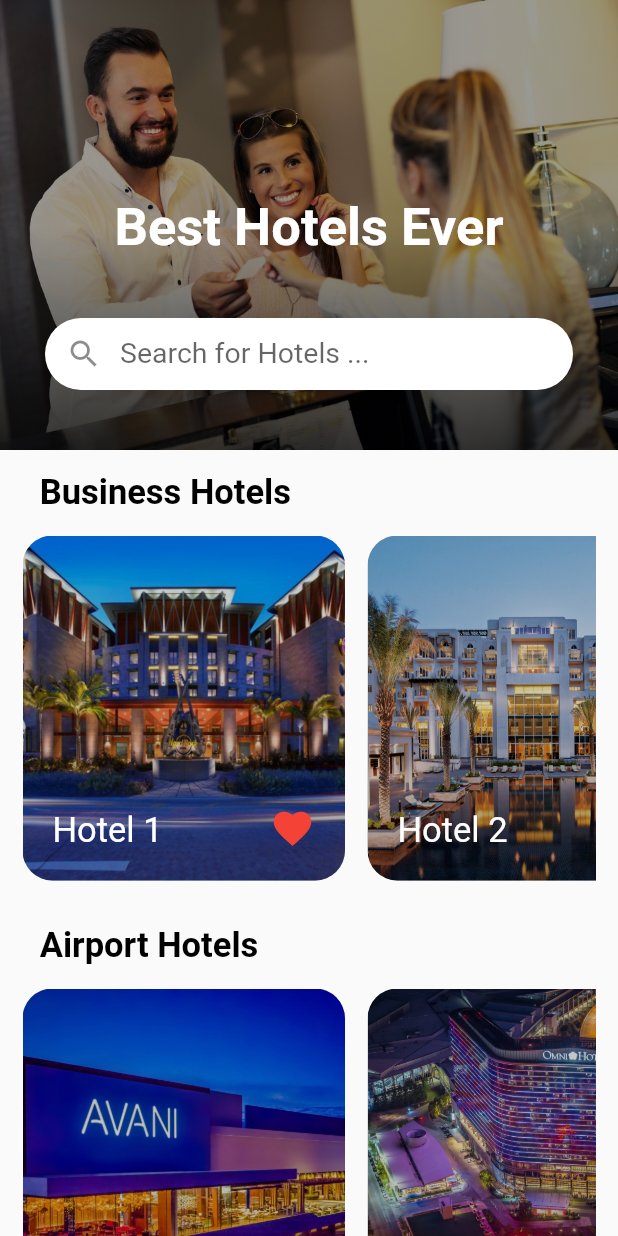
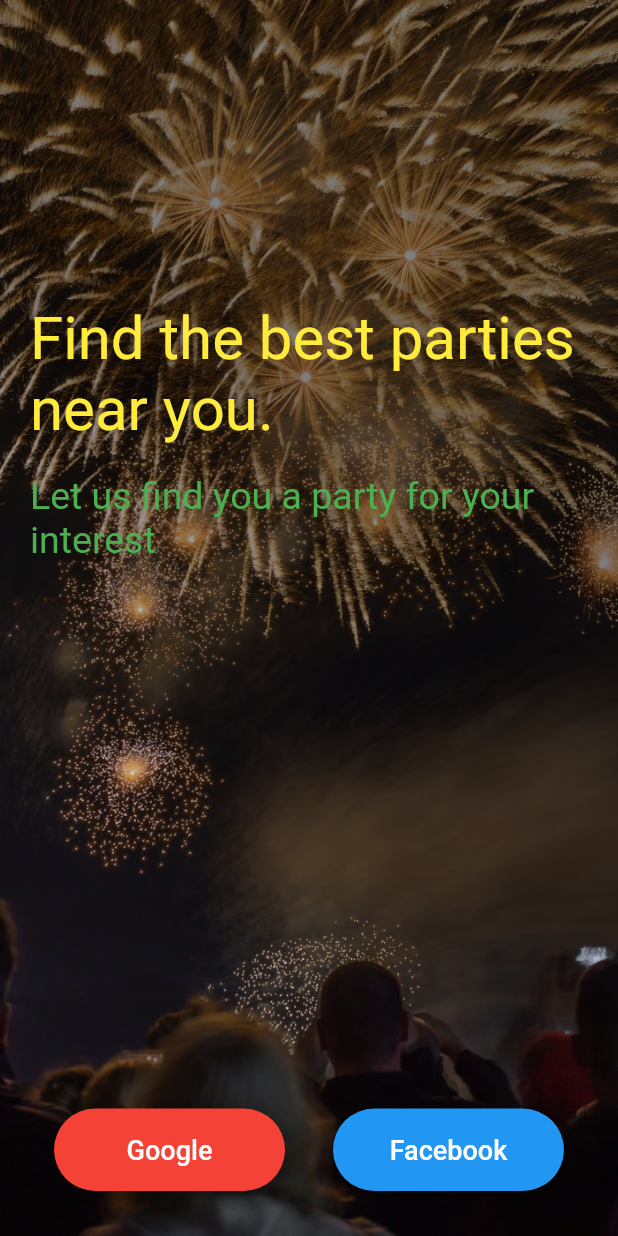
Before and after one commit to Zikrulloh0405/fifth_module_project, a Flutter app: the screen it shows after launch, on a phone screen of 412 x 824 dp. Run offline on Flutter 3.47's test engine with Material 3 defaults, Android fonts, the phone set to English and light mode, and no system bars; our stand-ins replace simple_animations.

Commit message:
party_page_commiy

```diff
--- /dev/null
+++ b/lib/animations/fade_animation.dart
@@ -0,0 +1,30 @@
+import 'package:flutter/material.dart';
+import 'package:simple_animations/simple_animations.dart';
+
+class FadeAnimation extends StatelessWidget {
+  const FadeAnimation({super.key, required this.delay, required this.child});
+
+  final double delay;
+  final Widget child;
+  @override
+  Widget build(BuildContext context) {
+    final tween = MovieTween()
+      ..tween('opacity', Tween(begin: 0.0, end: 1.0),
+              duration: const Duration(milliseconds: 500))
+          .thenTween('y', Tween(begin: -30.0, end: 0.0),
+              duration: const Duration(milliseconds: 500),
+              curve: Curves.easeOut);
+
+    return PlayAnimationBuilder<Movie>(
+      delay: Duration(milliseconds: (500 * delay).round()),
+      duration: tween.duration,
+      tween: tween,
+      child: child,
+      builder: (context, value, child) => Opacity(
+        opacity: value.get("opacity"),
+        child: Transform.translate(
+            offset: Offset(0, value.get("y")), child: child),
+      ),
+    );
+  }
+}
--- a/lib/main.dart
+++ b/lib/main.dart
@@ -1,4 +1,5 @@
 import 'package:fifth_module_project/pages/hotel_ui_page.dart';
+import 'package:fifth_module_project/pages/party_ui.dart';
 import 'package:flutter/material.dart';
 
 void main() {
@@ -12,14 +13,10 @@
   Widget build(BuildContext context) {
     return MaterialApp(
       debugShowCheckedModeBanner: false,
-      theme: ThemeData(
-        useMaterial3: false
-      ),
+      theme: ThemeData(useMaterial3: false),
       title: 'Fifth Module',
-      home: const HotelsPageUI(),
-      routes: {
-        HotelsPageUI.id :(context) => const HotelsPageUI()
-      },
+      home: PartyUIPage(),
+      routes: {HotelsPageUI.id: (context) => const HotelsPageUI()},
     );
   }
 }
--- /dev/null
+++ b/lib/pages/party_ui.dart
@@ -0,0 +1,105 @@
+import 'package:fifth_module_project/animations/fade_animation.dart';
+import 'package:fifth_module_project/widgets/register_page_widgets.dart';
+import 'package:fifth_module_project/widgets/widgets.dart';
+import 'package:flutter/material.dart';
+
+class PartyUIPage extends StatefulWidget {
+  const PartyUIPage({super.key});
+
+  @override
+  State<StatefulWidget> createState() => _PartyUIPageState();
+}
+
+class _PartyUIPageState extends State<PartyUIPage> {
+  bool isLoginned = false;
+
+  @override
+  Widget build(BuildContext context) {
+    return Scaffold(
+      body: Container(
+        height: double.infinity,
+        width: double.infinity,
+        decoration: const BoxDecoration(
+            image: DecorationImage(
+                image: AssetImage("assets/images/im_party.jpeg"),
+                fit: BoxFit.cover)),
+        child: Container(
+          decoration: BoxDecoration(
+              gradient: LinearGradient(begin: Alignment.bottomCenter, colors: [
+            Colors.black.withOpacity(.1),
+            Colors.black.withOpacity(.2),
+            Colors.black.withOpacity(.5),
+          ])),
+          child: Padding(
+            padding: const EdgeInsets.all(20),
+            child: Column(
+              mainAxisAlignment: MainAxisAlignment.end,
+              children: [
+                const Spacer(),
+                FadeAnimation(
+                  delay: 1,
+                  child: text(
+                    'Find the best parties near you.',
+                    Colors.yellow,
+                    fontSize: 40,
+                  ),
+                ),
+                space(true, 20),
+                FadeAnimation(
+                  delay: 1.5,
+                  child: text(
+                      "Let us find you a party for your interest", Colors.green,
+                      fontSize: 25, fontWeight: FontWeight.w400),
+                ),
+                const Spacer(),
+                const Spacer(),
+                isLoginned
+                    ? FadeAnimation(
+                        delay: 1.8,
+                        child: _button(
+                            nameOfButton: 'Start', colors: Colors.yellow[900]!),
+                      )
+                    : FadeAnimation(
+                        delay: 1.8,
+                        child: Row(
+                          mainAxisAlignment: MainAxisAlignment.center,
+                          children: [
+                            Expanded(
+                                child: _button(
+                                    nameOfButton: 'Google',
+                                    colors: Colors.red)),
+                            Expanded(
+                                child: _button(
+                                    nameOfButton: 'Facebook',
+                                    colors: Colors.blue))
+                          ],
+                        ),
+                      ),
+                space(true, 10)
+              ],
+            ),
+          ),
+        ),
+      ),
+    );
+  }
+
+  Widget _button(
+      {Navigator? navigation,
+      required String nameOfButton,
+      required Color colors}) {
+    return MaterialButton(
+      onPressed: () {},
+      child: Container(
+        height: 55,
+        decoration: BoxDecoration(boxShadow: [
+          BoxShadow(
+              color: Colors.black.withOpacity(.4),
+              offset: const Offset(1, .9),
+              blurRadius: 10),
+        ], color: colors, borderRadius: BorderRadius.circular(50)),
+        child: Center(child: text(nameOfButton, Colors.white, fontSize: 18)),
+      ),
+    );
+  }
+}
--- a/pubspec.yaml
+++ b/pubspec.yaml
@@ -12,8 +12,8 @@
   flutter:
     sdk: flutter
 
-
   cupertino_icons: ^1.0.2
+  simple_animations: ^5.0.2
 
 dev_dependencies:
   flutter_test:
@@ -27,7 +27,7 @@
   uses-material-design: true
 
   assets:
-   - assets/images
+    - assets/images/
 
 
 
```
Also changed, not shown: assets/images/im_party.jpeg (added), pubspec.lock.
